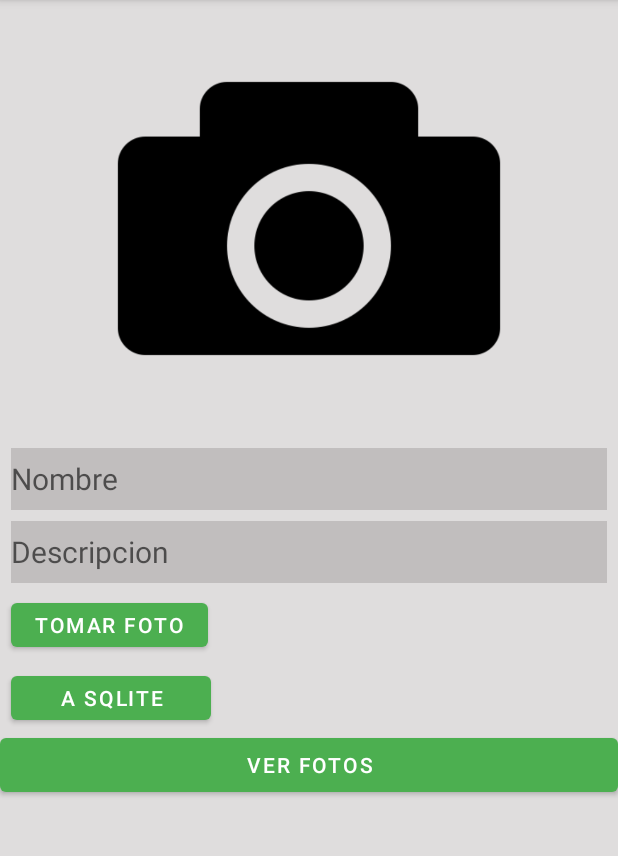
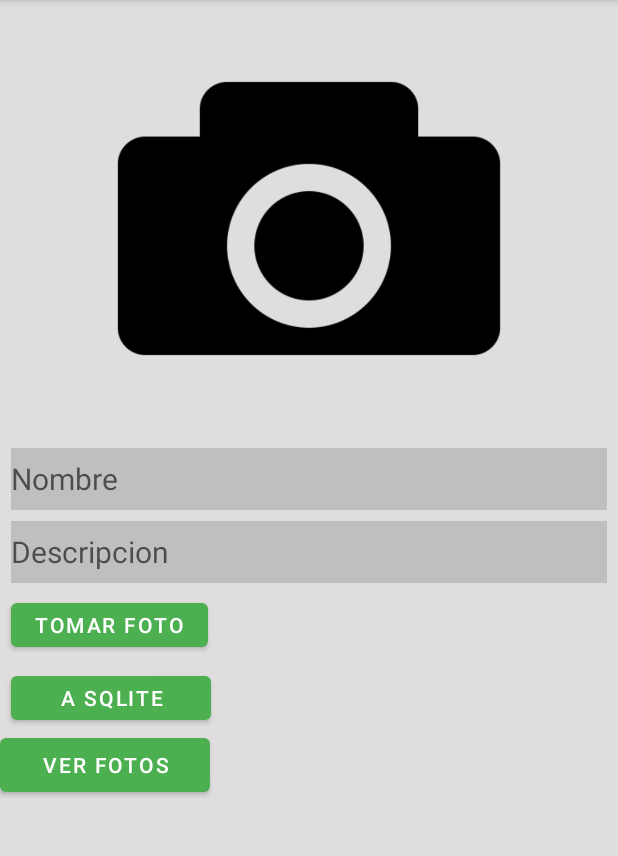
Before and after one commit to ajocasar/PM01Ejercicio4, an Android app: the screen it shows after launch (MainActivity), on a phone screen of 412 x 824 dp, the part 84-940 px from its top. Run offline under Robolectric (Android 15) with nearby library versions, the phone set to English and light mode, and no system bars.

Commit message:
Commit 25/6/22 parte 2

```diff
--- a/app/src/main/res/layout/activity_main.xml
+++ b/app/src/main/res/layout/activity_main.xml
@@ -58,7 +58,7 @@
 
     <Button
         android:id="@+id/btnPhotos"
-        android:layout_width="match_parent"
+        android:layout_width="140dp"
         android:layout_height="wrap_content"
         android:text="Ver Fotos" />
 
```
